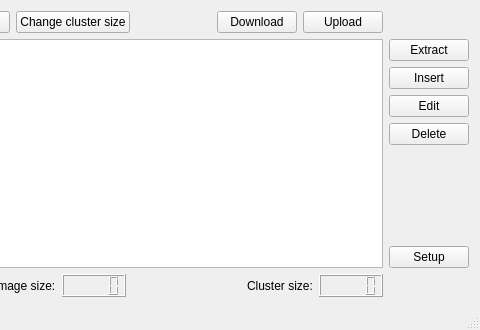
Old version of the form mainwindow.ui in the repository hitomi2500/ss-save-parser; both pictures show x 253 to 733 and y 0 to 330 of the 733 by 330 pixel window.
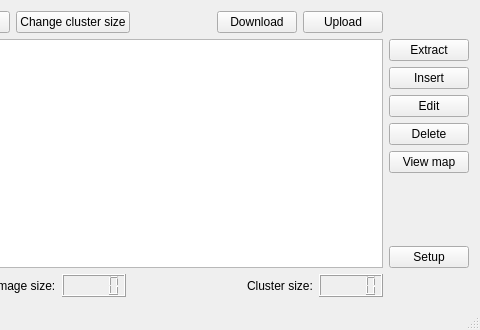
New version of the form.

Commit message: Image map

Diff of the .ui file:
```diff
--- a/mainwindow.ui
+++ b/mainwindow.ui
@@ -122,6 +122,13 @@
         </property>
        </widget>
       </item>
+      <item>
+       <widget class="QPushButton" name="ImageMapButton">
+        <property name="text">
+         <string>View map</string>
+        </property>
+       </widget>
+      </item>
       <item>
        <spacer name="verticalSpacer">
         <property name="orientation">
```
The commit also changes 7 other files.
